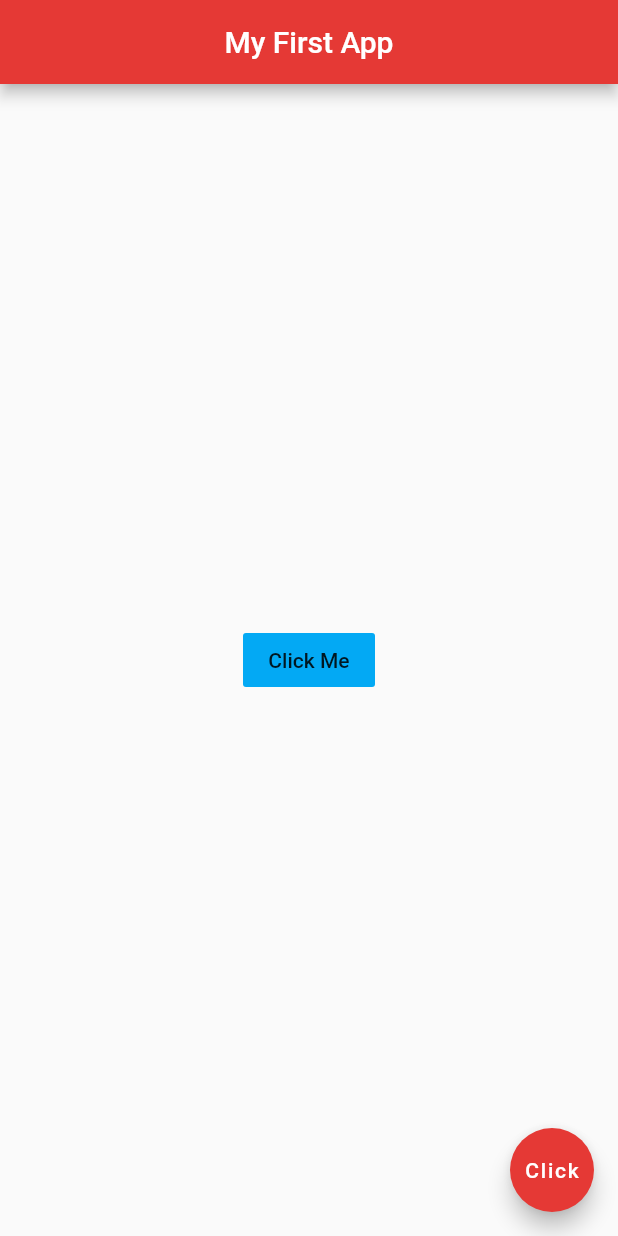
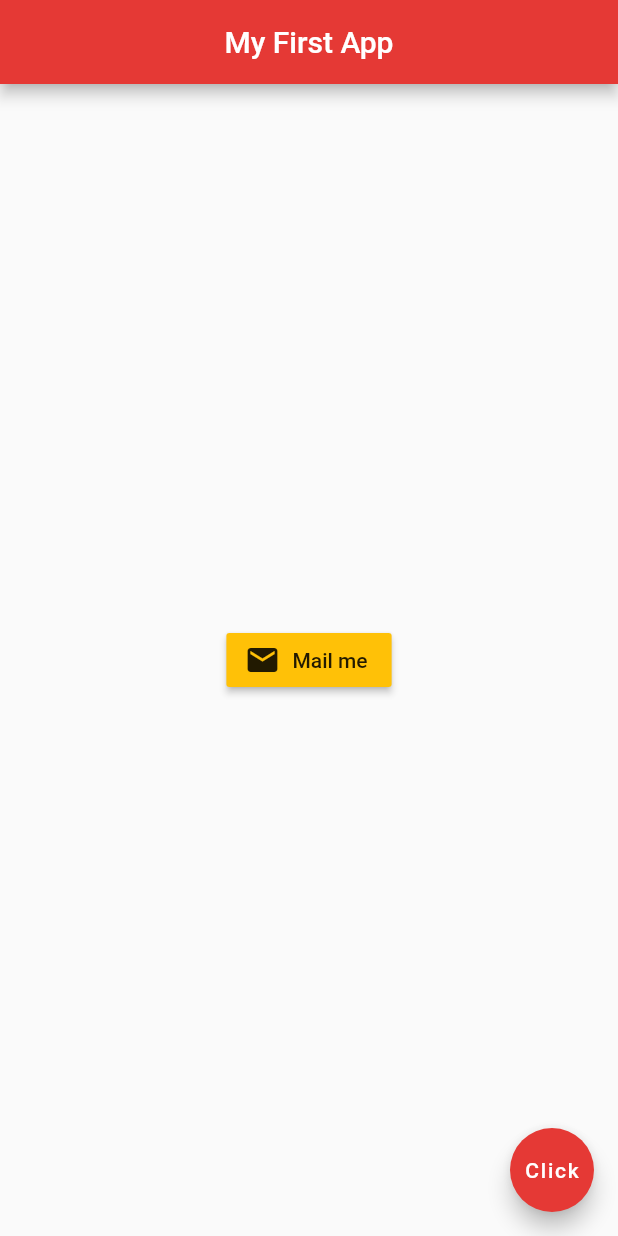
Before and after one commit to theagoliveira/flutter-tutorial-for-beginners, a Flutter app: the screen it shows after launch, on a phone screen of 412 x 824 dp. Run offline on Flutter 3.47's test engine with Material 2 defaults, Android fonts, the phone set to English and light mode, and no system bars.

Commit message:
Video #09d

```diff
--- a/myapp/lib/main.dart
+++ b/myapp/lib/main.dart
@@ -16,12 +16,13 @@ class Home extends StatelessWidget {
         backgroundColor: Colors.red[600],
       ),
       body: Center(
-        child: FlatButton(
-          child: Text(
-            'Click Me',
+        child: RaisedButton.icon(
+          onPressed: () {},
+          icon: Icon(
+            Icons.mail,
           ),
-          onPressed: () {},
-          color: Colors.lightBlue,
+          label: Text('Mail me'),
+          color: Colors.amber,
         ),
       ),
       floatingActionButton: FloatingActionButton(
```
